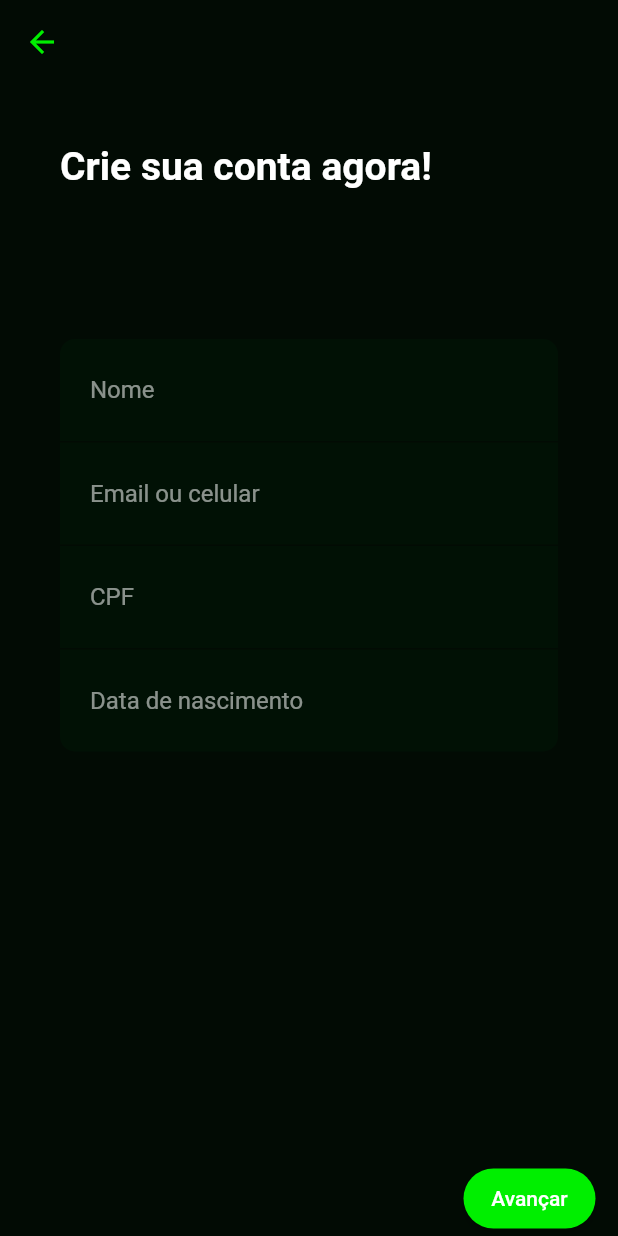
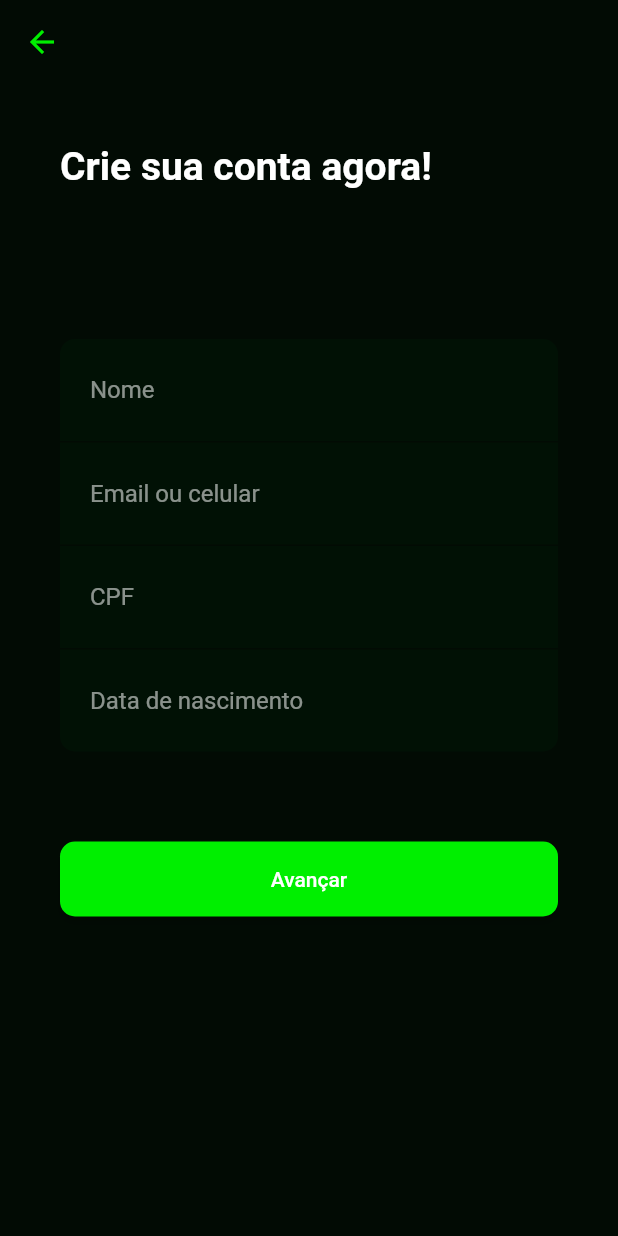
Before and after one commit to JFmaia/my-weed, a Flutter app: the RegistePage screen opened by its route, on a phone screen of 412 x 824 dp. Run offline on Flutter 3.47's test engine with Material 2 defaults, Android fonts, the phone set to English and light mode, and no system bars; our stand-ins replace flutter_mobx, mobx; missing offline and left inert: animated_card; generated files the repository leaves out were written again.

Commit message:
Atualização do layout.
Tirando o buttomNavigator, e adicionando um botão de avançar .

```diff
--- a/myweed/lib/modules/register/registe_page.dart
+++ b/myweed/lib/modules/register/registe_page.dart
@@ -106,36 +106,22 @@ class RegistePage extends StatelessWidget {
                   ],
                 ),
               ),
-            ],
-          ),
-        ),
-      ),
-      bottomNavigationBar: SafeArea(
-        child: Container(
-          height: 50,
-          color: Colors.transparent,
-          child: Row(
-            mainAxisAlignment: MainAxisAlignment.end,
-            children: [
-              Padding(
-                padding: const EdgeInsets.only(
-                  right: 15,
+              SizedBox(
+                height: 60,
+              ),
+              MaterialButton(
+                height: 50,
+                minWidth: double.infinity,
+                onPressed: () {
+                  Navigator.pushNamed(context, "/password");
+                },
+                color: AppColors.secundary,
+                child: Text(
+                  "Avançar",
+                  style: TextStyle(color: Colors.white),
                 ),
-                child: MaterialButton(
-                  height: 40,
-                  shape: RoundedRectangleBorder(
-                    borderRadius: BorderRadius.circular(20),
-                  ),
-                  color: AppColors.secundary,
-                  child: Text(
-                    "Avançar",
-                    style: TextStyle(
-                      color: Colors.white,
-                    ),
-                  ),
-                  onPressed: () {
-                    Navigator.pushNamed(context, "/password");
-                  },
+                shape: RoundedRectangleBorder(
+                  borderRadius: BorderRadius.circular(10),
                 ),
               ),
             ],
```
